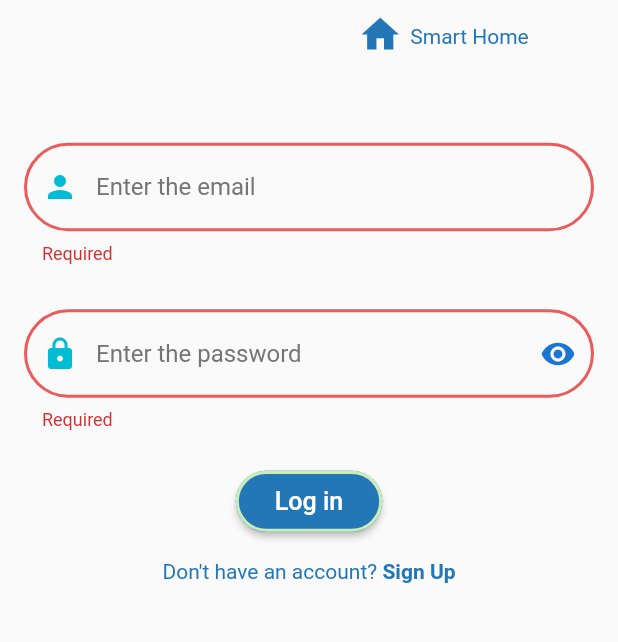
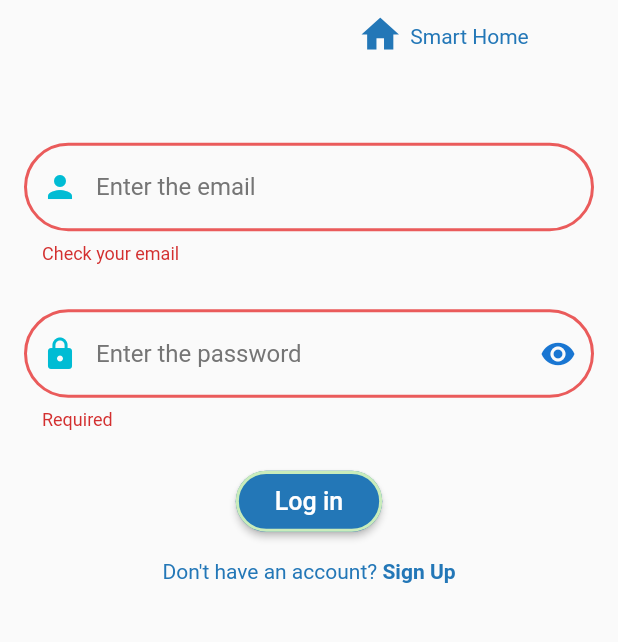
Before and after one commit to rohit-arctano/bleDevices, a Flutter app: the screen it shows after launch, after a tap on "Log in", on a phone screen of 412 x 824 dp, the part 321-963 px from its top. Run offline on Flutter 3.47's test engine with Material 2 defaults, Android fonts, the phone set to English and light mode, and no system bars; our stand-ins replace cloud_firestore, firebase_auth, firebase_core, flutter_blue, flutter_slidable, permission_handler and 1 more; missing offline and left inert: app_settings; accounts and stored records are empty.

Commit message:
changes in mtu sized

```diff
--- a/lib/repository/login_repo.dart
+++ b/lib/repository/login_repo.dart
@@ -13,6 +13,7 @@ class AuthUserLogin {
     required String emailAddress,
     required String password,
   }) async {
+    print("the email is $emailAddress");
     try {
       return await FirebaseAuth.instance
           .signInWithEmailAndPassword(email: emailAddress, password: password);
@@ -22,6 +23,7 @@ class AuthUserLogin {
       } else if (e.code == 'wrong-password') {
         Debug.printing('Wrong password provided for that user.');
       }
+      print("the error is $e");
       return SignInExceptions.values
           .firstWhere((element) => _enumToErrorCode(element) == e.code);
     }
--- a/lib/view/auth/login.dart
+++ b/lib/view/auth/login.dart
@@ -18,7 +18,6 @@ class LoginScreen extends StatefulWidget {
 }
 
 class _LoginScreenState extends State<LoginScreen> {
-  final GlobalKey<FormState> formKey = GlobalKey<FormState>();
   bool toSignUp = true;
   @override
   Widget build(BuildContext context) {
@@ -69,11 +68,8 @@ class _LoginScreenState extends State<LoginScreen> {
                   ),
                   AnimatedSize(
                     duration: const Duration(milliseconds: 250),
-                    child: Form(
-                      key: formKey,
                     child: toSignUp
                         ? SignIn(
-                              formKey: formKey,
                             onSignUpPressed: () {
                               print("the bool value is  $toSignUp");
                               setState(() {
@@ -87,7 +83,6 @@ class _LoginScreenState extends State<LoginScreen> {
                               toSignUp = true;
                             });
                           }),
-                    ),
                   ),
                 ],
               ),
@@ -145,9 +140,8 @@ class AlertSnackBar {
 }
 
 class SignIn extends StatefulWidget {
-  const SignIn(
-      {required this.formKey, required this.onSignUpPressed, super.key});
-  final GlobalKey<FormState> formKey;
+  const SignIn({required this.onSignUpPressed, super.key});
+
   final Function() onSignUpPressed;
   @override
   State<SignIn> createState() => _SignUpState();
@@ -158,17 +152,17 @@ class _SignUpState extends State<SignIn> {
       TextEditingController(text: "");
   final TextEditingController _passwordController =
       TextEditingController(text: "");
-
+  final GlobalKey<FormState> _formkey = GlobalKey<FormState>();
   dynamic result;
   User? currentUser;
   User? user;
   Timer? timer;
-  Future<void> _signIn() async {
-    bool isValidated = widget.formKey.currentState?.validate() ?? false;
-    if (isValidated) {
-      result = await AuthUserLogin().signInWithEmailAndPassword(
-          emailAddress: _emailController.text,
-          password: _passwordController.text);
+  Future<void> _signIn(
+      {required String password, required String userName}) async {
+    // bool isValidated = _formkey.currentState?.validate() ?? false;
+
+    result = await AuthUserLogin()
+        .signInWithEmailAndPassword(emailAddress: userName, password: password);
 
     if (result is UserCredential) {
       currentUser = (result as UserCredential).user;
@@ -218,7 +212,6 @@ class _SignUpState extends State<SignIn> {
       }
     }
   }
-  }
 
   Future<void> emailverify() async {
     final auth = FirebaseAuth.instance;
@@ -249,7 +242,9 @@ class _SignUpState extends State<SignIn> {
     double deviceHeight = MediaQuery.of(context).size.height;
     return Wrap(
       children: [
-        Column(
+        Form(
+          key: _formkey,
+          child: Column(
             children: [
               SizedBox(
                 height: deviceHeight * 0.05,
@@ -260,18 +255,8 @@ class _SignUpState extends State<SignIn> {
                 hintText: "Enter the email",
                 isObscure: false,
                 enabled: true,
-              onValidation: (String? value) {
-                if (value == null) {
-                  return 'Required';
-                } else if (value == '') {
-                  return 'Required';
-                } else if (!RegExp(
-                        r"^[a-zA-Z0-9.a-zA-Z0-9.!#$%&'*+-/=?^_`{|}~]+@[a-zA-Z0-9]+\.[a-zA-Z]+")
-                    .hasMatch(value)) {
-                  return 'Invalid email';
-                }
-                return null;
-              },
+                onValidation: (input) =>
+                    input!.isValidEmail() ? null : "Check your email",
               ),
               SizedBox(
                 height: deviceHeight * 0.017,
@@ -311,7 +296,11 @@ class _SignUpState extends State<SignIn> {
                 height: 50,
                 child: CustomButton(
                   onTap: () async {
-                  await _signIn();
+                    if (_formkey.currentState!.validate()) {
+                      await _signIn(
+                          userName: _emailController.text,
+                          password: _passwordController.text);
+                    }
                   },
                   colors: kPrimaryColor,
                   childWidget: const Text(
@@ -339,7 +328,16 @@ class _SignUpState extends State<SignIn> {
                   ]))
             ],
           ),
+        ),
       ],
     );
   }
 }
+
+extension EmailValidator on String {
+  bool isValidEmail() {
+    return RegExp(
+            r'^(([^<>()[\]\\.,;:\s@\"]+(\.[^<>()[\]\\.,;:\s@\"]+)*)|(\".+\"))@((\[[0-9]{1,3}\.[0-9]{1,3}\.[0-9]{1,3}\.[0-9]{1,3}\])|(([a-zA-Z\-0-9]+\.)+[a-zA-Z]{2,}))$')
+        .hasMatch(this);
+  }
+}
--- a/lib/view/auth/registration.dart
+++ b/lib/view/auth/registration.dart
@@ -132,18 +132,8 @@ class _SignUpState extends State<SignUp> {
             hintText: "Enter the email",
             isObscure: false,
             enabled: true,
-            onValidation: (String? value) {
-              if (value == null) {
-                return 'Required';
-              } else if (value == '') {
-                return 'Required';
-              } else if (!RegExp(
-                      r"^[a-zA-Z0-9.a-zA-Z0-9.!#$%&'*+-/=?^_`{|}~]+@[a-zA-Z0-9]+\.[a-zA-Z]+")
-                  .hasMatch(value)) {
-                return 'Invalid email';
-              }
-              return null;
-            },
+            onValidation: (input) =>
+                input!.isValidEmail() ? null : "Check your email",
           ),
           SizedBox(
             height: deviceHeight * 0.01,
--- a/lib/view/dashboard/spaces_add.dart/add_spaces.dart
+++ b/lib/view/dashboard/spaces_add.dart/add_spaces.dart
@@ -45,7 +45,8 @@ class _AddDeviceState extends State<AddDevice>
     final FirebaseFirestore instance = FirebaseFirestore.instance;
     batch = instance.batch();
     fireStorePlaceInstance =
-        instance.collection("users").doc(userData?.uid).collection("places");
+        instance.collection("users").doc(userData?.uid).
+        collection("places");
 
     fireStoreroomInstance = instance
         .collection("users")
--- a/pubspec.yaml
+++ b/pubspec.yaml
@@ -46,6 +46,7 @@ dependencies:
   app_settings: ^4.1.8
   flutter_slidable: ^2.0.0
   url_launcher: ^6.1.6
+  permission_handler: ^10.2.0
 
 
 dev_dependencies:
```
Also changed, not shown: lib/model/wifisetup_model.dart (+1 -6 lines), lib/view/auth/wifi_credential/wifi_setup.dart (+101 -19 lines), lib/view/dashboard/spaces_add.dart/device_add.dart (+17 -4 lines), pubspec.lock, 3 other files. Lines whose indentation alone changed are shown as unchanged.
